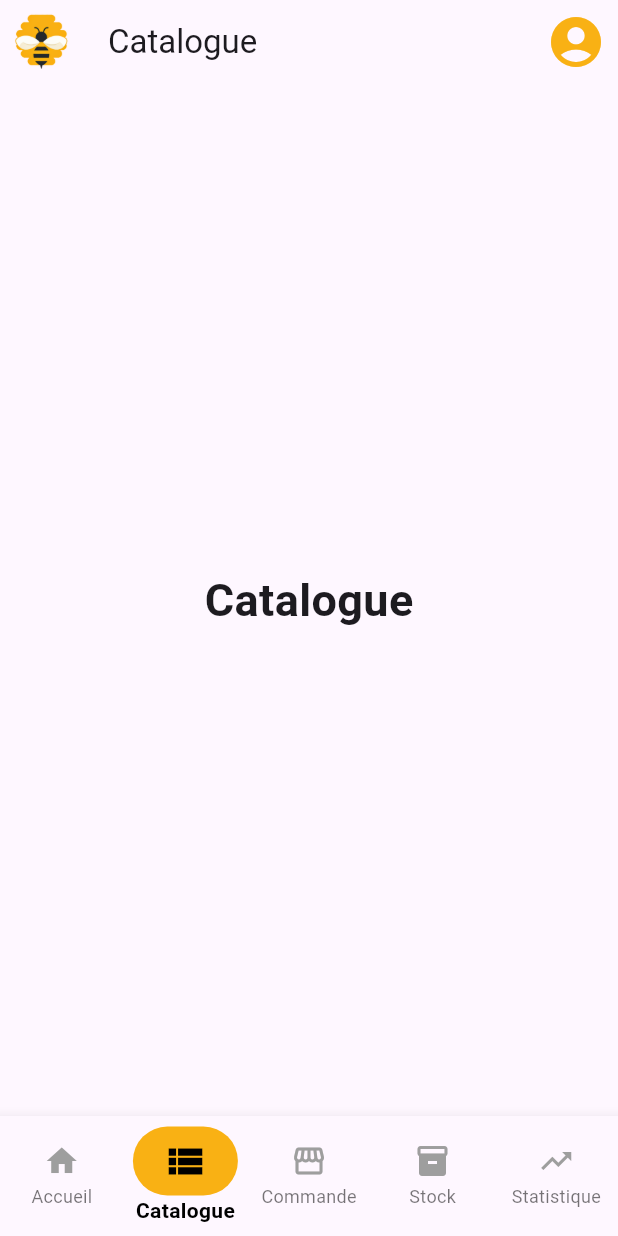
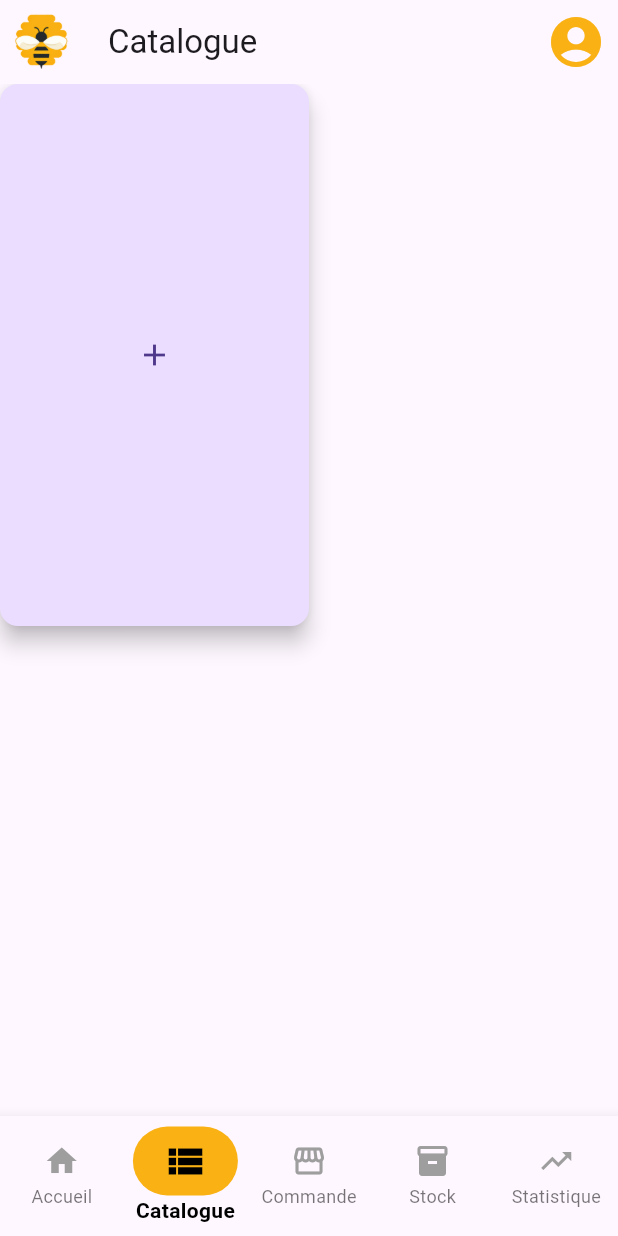
Before and after one commit to RenardBleu/app_passion_apiculture, a Flutter app: the HomeScreen screen opened directly, on a phone screen of 412 x 824 dp. Run offline on Flutter 3.47's test engine with Material 3 defaults, Android fonts, the phone set to English and light mode, and no system bars; our stand-ins replace shared_preferences; accounts and stored records are empty.

Commit message:
listage élèments page catalogue + modification donnée récup dans api/product

```diff
--- a/lib/models/product.dart
+++ b/lib/models/product.dart
@@ -5,7 +5,7 @@ class Product {
   final String title;
   final String descrip;
   final String prix;
-  final String idType;
+  final String type;
   final String minia;
   final String createAt;
   final String updateAt;
@@ -14,7 +14,7 @@ class Product {
     required this.title,
     required this.descrip,
     required this.prix,
-    required this.idType,
+    required this.type,
     required this.minia,
     required this.createAt,
     required this.updateAt
@@ -25,7 +25,7 @@ class Product {
       'title': title,
       'descrip': descrip,
       'prix': prix,
-      'idType': idType,
+      'idType': type,
       'minia': minia,
       'createAt': createAt,
       'updateAt': updateAt,
@@ -53,7 +53,7 @@ class Product {
       title: map['title'] ?? '',
       descrip: map['description'],
       prix: map['prix'].toString(),
-      idType: map['idType'].toString(),
+      type: map['type'].toString(),
       minia: map['miniature'] ?? '',
       updateAt: map['UpdateAt'] ?? '',
       createAt: map['CreateAt'] ?? '',
--- a/lib/providers/product_provider.dart
+++ b/lib/providers/product_provider.dart
@@ -8,9 +8,6 @@ class ProductProvider extends ChangeNotifier {
 
   void setProducts(String jsonResponse) {
     _products = Product.fromJson(jsonResponse);
-    print("+++++++++++++++++++++++++++++");
-    print(_products[1].title);
-    print("+++++++++++++++++++++++++++++");
     notifyListeners();
   }
 
--- a/lib/screens/accueil_screen.dart
+++ b/lib/screens/accueil_screen.dart
@@ -71,7 +71,6 @@ class AccueilScreen extends StatelessWidget {
 
 
                       // -- CONTENT --
-                      //B1
                       Row(
                         mainAxisAlignment: MainAxisAlignment.center,
                         children: [
@@ -124,7 +123,7 @@ class AccueilScreen extends StatelessWidget {
                                               ),
                                             ),
                                             Text(
-                                              produit.idType,
+                                              produit.type,
                                               style: TextStyle(
                                                 fontSize: 18,
                                               ),
--- a/lib/screens/home_screen.dart
+++ b/lib/screens/home_screen.dart
@@ -1,6 +1,5 @@
 import 'package:app_passion_apiculture/providers/user_provider.dart';
 import 'package:app_passion_apiculture/providers/product_provider.dart';
-import 'package:app_passion_apiculture/services/product_services.dart';
 import 'package:provider/provider.dart';
 import 'package:flutter/material.dart';
 import 'package:app_passion_apiculture/screens/accueil_screen.dart';
@@ -38,7 +37,7 @@ class _HomeScreenState extends State<HomeScreen> {
 
     final List<List> screens = [
       [AccueilScreen(user, product), "Accueil"],
-      [ProduitScreen(user), "Catalogue"],
+      [ProduitScreen(user, product), "Catalogue"],
       [CommandeScreen(user), "Commande"],
       [StockScreen(user), "Stock"],
       [StatScreen(user), "Statistique"]
--- a/lib/screens/login_screen.dart
+++ b/lib/screens/login_screen.dart
@@ -11,8 +11,8 @@ class LoginScreen extends StatefulWidget {
 class _LoginScreenState extends State<LoginScreen>{
 
   final AuthServices authServices = AuthServices();
-  final TextEditingController emailController = TextEditingController();
-  final TextEditingController passwordController = TextEditingController();
+  final TextEditingController emailController = TextEditingController(text: 'alexislabaste84100@gmail.com');
+  final TextEditingController passwordController = TextEditingController(text: '#Mimi6162oo5@');
 
 
   void Login(){
@@ -72,6 +72,7 @@ class _LoginScreenState extends State<LoginScreen>{
             ),
             const SizedBox(height: 20),
             TextField(
+
               controller: passwordController,
               cursorColor: Color.fromARGB(255, 249, 177, 20),
               decoration: InputDecoration(
--- a/lib/screens/produit_screen.dart
+++ b/lib/screens/produit_screen.dart
@@ -1,3 +1,4 @@
+import 'package:app_passion_apiculture/models/product.dart';
 import 'package:app_passion_apiculture/models/user.dart';
 import 'package:app_passion_apiculture/services/auth_services.dart';
 import 'package:flutter/material.dart';
@@ -6,7 +7,10 @@ class ProduitScreen extends StatelessWidget {
 
   final User user;
 
-  const ProduitScreen(this.user, {Key? key}) : super(key: key);
+  final dynamic products;
+
+  const ProduitScreen(this.user, this.products, {Key? key}) : super(key: key);
+
 
   void signOutUser(BuildContext context) {
     AuthServices().signOut(context);
@@ -15,19 +19,80 @@ class ProduitScreen extends StatelessWidget {
   @override
   Widget build(BuildContext context) {
 
-    return Center(
+    final List<Product> recentProduits = products;
+
+    return
+    GridView.count(
+      crossAxisCount: 2,
+      childAspectRatio: 0.57,
+        children: [
+          for (var produit in recentProduits)
+
+                       Container(
+                        margin: EdgeInsets.only(left: 10, right: 10, top: 10, bottom: 20),
+                        width: 170,
+                        height: 300,
+                        padding: EdgeInsets.all(10),
+                        decoration: BoxDecoration(
+                          borderRadius: BorderRadius.circular(10),
+                          color: Color.fromARGB(255, 221, 221, 221),                                  boxShadow: [
+                            BoxShadow(
+                              color: const Color.fromARGB(40, 0, 0, 0),
+                              spreadRadius: 3,
+                              blurRadius: 5,
+                              offset: Offset(0, 3), // changes position of shadow
+                            ),
+                          ],
+                         ),
                         child: Column(
-          mainAxisAlignment: MainAxisAlignment.center,
+                          mainAxisAlignment: MainAxisAlignment.start,
+                          children: [
+                            Icon(
+                              Icons.image,
+                              size: 140,
+                              color: const Color.fromARGB(255, 249, 177, 20),
+                            ),
+                            Column(
+                              crossAxisAlignment: CrossAxisAlignment.start,                                    children: [
+                                Text(
+                                  textAlign: TextAlign.start,
+                                  produit.title,
+                                  style: TextStyle(
+                                    fontSize: 20,
+                                    fontWeight: FontWeight.bold
+                                  ),
+                                ),
+                                Column(
+                                  mainAxisAlignment: MainAxisAlignment.end,
+                                  crossAxisAlignment: CrossAxisAlignment.start,
                                   children: [
                                     Text(
-              "Catalogue",
+                                      textAlign: TextAlign.start,
+                                      produit.prix,
                                       style: TextStyle(
-                fontSize: 30,
-                fontWeight: FontWeight.bold
+                                        fontSize: 18,
+                                      ),
+                                    ),
+                                    Text(
+                                      produit.type,
+                                      style: TextStyle(
+                                        fontSize: 18,
                                       ),
                                     ),
                                   ],
                                 )
+                              ],
+                            )
+                          ],
+                        ),
+                       ),
+                       FloatingActionButton.small(
+                  onPressed: () {
+                    // Add your onPressed code here!
+                  },
+                  child: const Icon(Icons.add),
+                ),
+                ],
               );
   }
 }
--- a/lib/services/auth_services.dart
+++ b/lib/services/auth_services.dart
@@ -86,7 +86,7 @@ class AuthServices {
         onSuccess: () async{
           SharedPreferences pref = await SharedPreferences.getInstance();
           userProvider.setUser(res.body);
-          ProductServices().getProduct(
+          await ProductServices().getProduct(
             context: context,
             token: jsonDecode(res.body)['token'], // Utiliser le token de l'utilisateur
           );
```
Also changed, not shown: 2 other files. Lines whose indentation alone changed are shown as unchanged.
